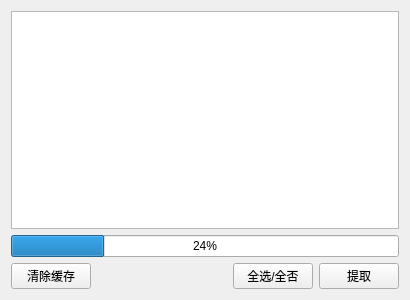
Qt form cache.ui (noahsai/web-cloud-music) before a commit.
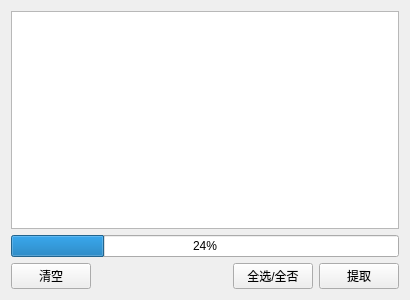
The same form after that commit.

```diff
--- a/cache.ui
+++ b/cache.ui
@@ -101,7 +101,7 @@
           </sizepolicy>
          </property>
          <property name="text">
-          <string>清除缓存</string>
+          <string>清空</string>
          </property>
         </widget>
        </item>
```
Left out of the diff: 3 changed lines with no effect on the pictures.
